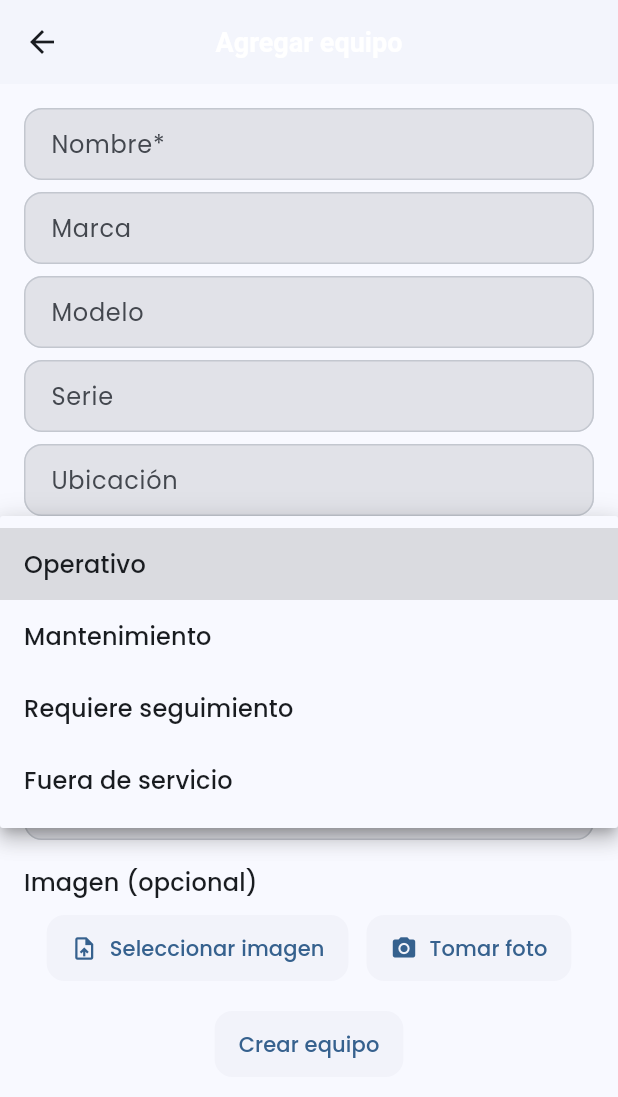
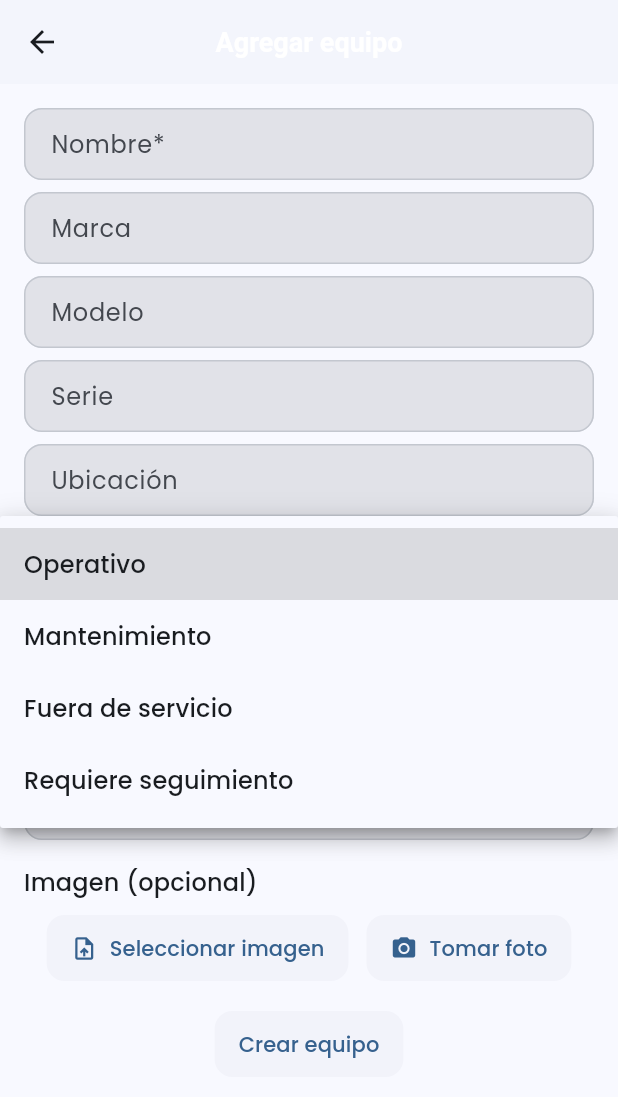
Before and after one commit to JacoboSolarte/Proyecto_flutter, a Flutter app: the EquipmentFormPage screen opened directly, after a tap on "Operativo", on a phone screen of 412 x 824 dp. Shown: the top 1097 px of the screen. Run offline on Flutter 3.47's test engine with Material 3 defaults, Android fonts, the phone set to English and light mode, and no system bars; our stand-ins replace file_picker, flutter_dotenv, flutter_riverpod, google_fonts, image_picker, qr_flutter and 1 more; missing offline and left inert: file_saver, mobile_scanner; accounts and stored records are empty.

Commit message:
añadido carpetas de constantes

```diff
--- /dev/null
+++ b/lib/data/options.dart
@@ -0,0 +1,10 @@
+import '../features/equipment/constants/status.dart';
+import '../features/equipment/constants/maintenance.dart';
+
+// Listas de selección para formularios (datos estáticos reutilizables)
+
+// Opciones de tipos de mantenimiento
+final List<String> maintenanceTypeOptions = List.unmodifiable(MaintenanceTypes.values);
+
+// Opciones de estado de equipo para formularios
+final List<String> equipmentStatusOptions = List.unmodifiable(EquipmentStatus.values);
--- /dev/null
+++ b/lib/features/auth/constants/auth_constants.dart
@@ -0,0 +1,6 @@
+// Constantes específicas del módulo de Autenticación
+
+class AuthConstants {
+  // Ruta por defecto para redirección de restablecimiento de contraseña
+  static const String defaultResetPath = '/#/reset';
+}
--- a/lib/features/auth/presentation/pages/forgot_password_page.dart
+++ b/lib/features/auth/presentation/pages/forgot_password_page.dart
@@ -1,6 +1,7 @@
 import 'package:flutter/material.dart';
 import 'package:flutter_riverpod/flutter_riverpod.dart';
 import 'package:flutter_dotenv/flutter_dotenv.dart';
+import '../../constants/auth_constants.dart';
 import '../widgets/auth_layout.dart';
 import '../providers/auth_providers.dart';
 
@@ -56,7 +57,7 @@ class _ForgotPasswordPageState extends ConsumerState<ForgotPasswordPage> {
                         final email = _emailController.text.trim();
                         // Usar URL fija desde .env si está definida; si no, origin actual
                         final fixed = dotenv.env['RESET_REDIRECT_URL'];
-                        final redirect = fixed ?? '${Uri.base.origin}/#/reset';
+                        final redirect = fixed ?? '${Uri.base.origin}${AuthConstants.defaultResetPath}';
                         await ref
                             .read(authControllerProvider.notifier)
                             .sendPasswordResetEmail(email, redirectTo: redirect);
--- /dev/null
+++ b/lib/features/equipment/constants/status.dart
@@ -0,0 +1,30 @@
+// Estados de equipo (valores fijos del sistema)
+class EquipmentStatus {
+  static const String operativo = 'operativo';
+  static const String mantenimiento = 'mantenimiento';
+  static const String fueraDeServicio = 'fuera_de_servicio';
+  static const String requiereSeguimiento = 'requiere_seguimiento';
+
+  static const List<String> values = <String>[
+    operativo,
+    mantenimiento,
+    fueraDeServicio,
+    requiereSeguimiento,
+  ];
+
+  static String label(String value) {
+    switch (value) {
+      case operativo:
+        return 'Operativo';
+      case mantenimiento:
+        return 'Mantenimiento';
+      case fueraDeServicio:
+        return 'Fuera de servicio';
+      case requiereSeguimiento:
+        return 'Requiere seguimiento';
+      default:
+        final t = value.replaceAll('_', ' ').trim();
+        return t.isEmpty ? value : t[0].toUpperCase() + t.substring(1);
+    }
+  }
+}
--- a/lib/features/equipment/domain/entities/equipment.dart
+++ b/lib/features/equipment/domain/entities/equipment.dart
@@ -1,3 +1,5 @@
+import '../../constants/status.dart';
+
 class Equipment {
   final String id;
   final String name;
@@ -48,7 +50,7 @@ class Equipment {
       model: map['model'] as String?,
       serial: map['serial'] as String?,
       location: map['location'] as String?,
-      status: (map['status'] as String?) ?? 'operativo',
+      status: (map['status'] as String?) ?? EquipmentStatus.operativo,
       purchaseDate: _parseDate(map['purchase_date']),
       lastMaintenanceDate: _parseDate(map['last_maintenance_date']),
       nextMaintenanceDate: _parseDate(map['next_maintenance_date']),
--- a/lib/features/equipment/presentation/pages/equipment_form_page.dart
+++ b/lib/features/equipment/presentation/pages/equipment_form_page.dart
@@ -8,6 +8,8 @@ import 'package:file_picker/file_picker.dart';
 import 'package:mime/mime.dart';
 import '../../domain/entities/equipment.dart';
 import '../providers/equipment_providers.dart';
+import '../../constants/status.dart';
+import '../../../../data/options.dart';
 
 class EquipmentFormPage extends ConsumerStatefulWidget {
   final Equipment? existing;
@@ -26,7 +28,7 @@ class _EquipmentFormPageState extends ConsumerState<EquipmentFormPage> {
   final _locationCtrl = TextEditingController();
   final _vendorCtrl = TextEditingController();
   final _notesCtrl = TextEditingController();
-  String _status = 'operativo';
+String _status = EquipmentStatus.operativo;
   Uint8List? _imageBytes;
   String? _imageName;
   String? _imageMimeType;
@@ -104,25 +106,13 @@ class _EquipmentFormPageState extends ConsumerState<EquipmentFormPage> {
                 const SizedBox(height: 8),
                 DropdownButtonFormField<String>(
                   initialValue: _status,
-                  items: const [
-                    DropdownMenuItem(
-                      value: 'operativo',
-                      child: Text('Operativo'),
-                    ),
-                    DropdownMenuItem(
-                      value: 'mantenimiento',
-                      child: Text('Mantenimiento'),
-                    ),
-                    DropdownMenuItem(
-                      value: 'requiere_seguimiento',
-                      child: Text('Requiere seguimiento'),
-                    ),
-                    DropdownMenuItem(
-                      value: 'fuera_de_servicio',
-                      child: Text('Fuera de servicio'),
-                    ),
-                  ],
-                  onChanged: (v) => setState(() => _status = v ?? 'operativo'),
+                  items: equipmentStatusOptions
+                      .map((s) => DropdownMenuItem(
+                            value: s,
+                            child: Text(EquipmentStatus.label(s)),
+                          ))
+                      .toList(),
+                  onChanged: (v) => setState(() => _status = v ?? EquipmentStatus.operativo),
                   decoration: const InputDecoration(labelText: 'Estado'),
                 ),
                 const SizedBox(height: 8),
--- a/lib/features/equipment/presentation/widgets/skeleton_card.dart
+++ b/lib/features/equipment/presentation/widgets/skeleton_card.dart
@@ -5,7 +5,7 @@ class SkeletonCard extends StatelessWidget {
 
   @override
   Widget build(BuildContext context) {
-    final baseColor = Theme.of(context).colorScheme.surfaceVariant;
+    final baseColor = Theme.of(context).colorScheme.surfaceContainerHighest;
     return Card(
       shape: RoundedRectangleBorder(borderRadius: BorderRadius.circular(12)),
       elevation: 0,
```
Also changed, not shown: lib/features/equipment/constants/equipment_constants.dart (added, +14 -0 lines), lib/features/equipment/constants/maintenance.dart (added, +22 -0 lines), lib/features/equipment/presentation/pages/equipment_detail_page.dart (+6 -6 lines), lib/features/equipment/presentation/pages/equipment_header_page.dart (+5 -20 lines), lib/features/equipment/presentation/pages/equipment_list_page.dart (+5 -10 lines), lib/features/equipment/presentation/pages/maintenance_form_page.dart (+9 -10 lines), lib/features/equipment/presentation/widgets/equipment_card.dart (+9 -8 lines), lib/features/equipment/presentation/widgets/equipment_status_chip.dart (+6 -11 lines), lib/features/equipment/presentation/widgets/image_analyzer_sheet.dart (+28 -11 lines), lib/features/equipment/presentation/widgets/status_filter_bar.dart (+5 -4 lines), lib/features/equipment/presentation/widgets/summary_bar.dart (+5 -4 lines).
